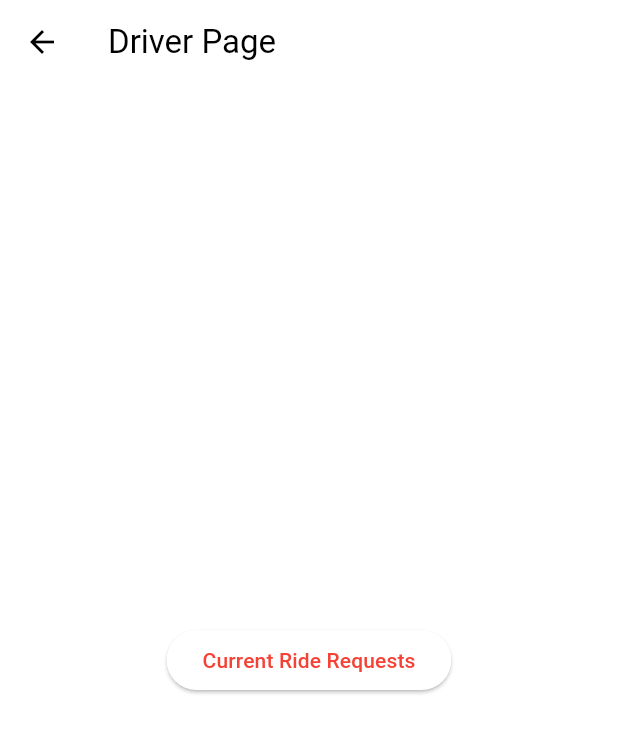
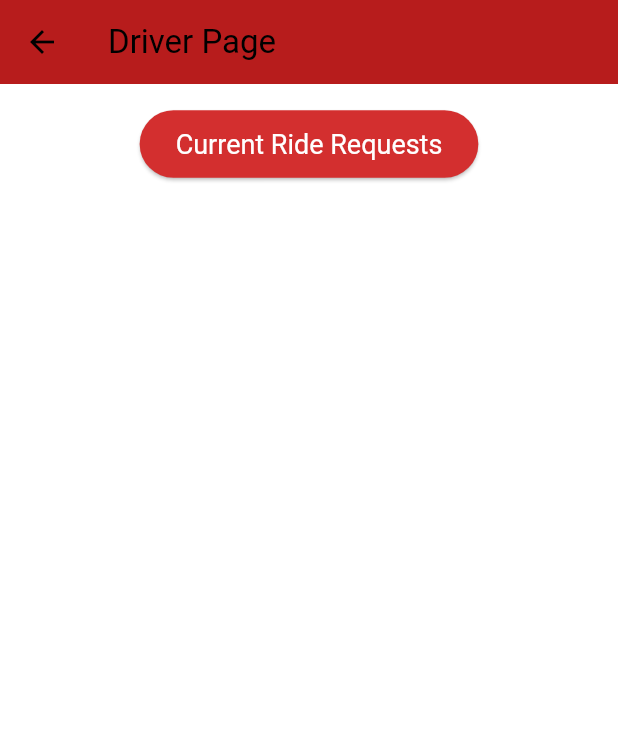
Before and after one commit to ryanhassell/sjuapp, a Flutter app: the DriverPage screen opened directly, on a phone screen of 412 x 824 dp. Shown: the top 733 px of the screen. Run offline on Flutter 3.47's test engine with Material 3 defaults, Android fonts, the phone set to English and light mode, and no system bars; our stand-ins replace google_maps_flutter; missing offline and left inert: flutter_google_places, google_maps_webservice; network calls fail.

Commit message:
updated UI for this page

```diff
--- a/lib/driver_page.dart
+++ b/lib/driver_page.dart
@@ -1,11 +1,20 @@
 import 'package:flutter/material.dart';
-import 'pickup_ride_page.dart'; // Make sure to import your PickupRidePage
+import 'pickup_ride_page.dart';
 
 class DriverPage extends StatelessWidget {
   Widget _buildMainButton({required String label, required VoidCallback onPressed}) {
     return ElevatedButton(
       onPressed: onPressed,
       child: Text(label),
+      style: ElevatedButton.styleFrom(
+        backgroundColor: Colors.red[700], // Button background color
+        foregroundColor: Colors.white, // Text and icon color
+        padding: const EdgeInsets.symmetric(horizontal: 24, vertical: 12),
+        textStyle: const TextStyle(fontSize: 18),
+        shape: RoundedRectangleBorder(
+          borderRadius: BorderRadius.circular(30),
+        ),
+      ),
     );
   }
 
@@ -13,17 +22,19 @@ class DriverPage extends StatelessWidget {
   Widget build(BuildContext context) {
     return Scaffold(
       appBar: AppBar(
+        backgroundColor: Colors.red[900],
         title: Text('Driver Page'),
       ),
       body: Padding(
         padding: const EdgeInsets.all(16.0),
-        child: Center(
+        child: Align(
+          alignment: Alignment.topCenter,
           child: _buildMainButton(
             label: 'Current Ride Requests',
             onPressed: () {
               Navigator.push(
                 context,
-                MaterialPageRoute(builder: (context) => PickupRidePage()), // Replace with your PickupRidePage
+                MaterialPageRoute(builder: (context) => PickupRidePage()),
               );
             },
           ),
```
